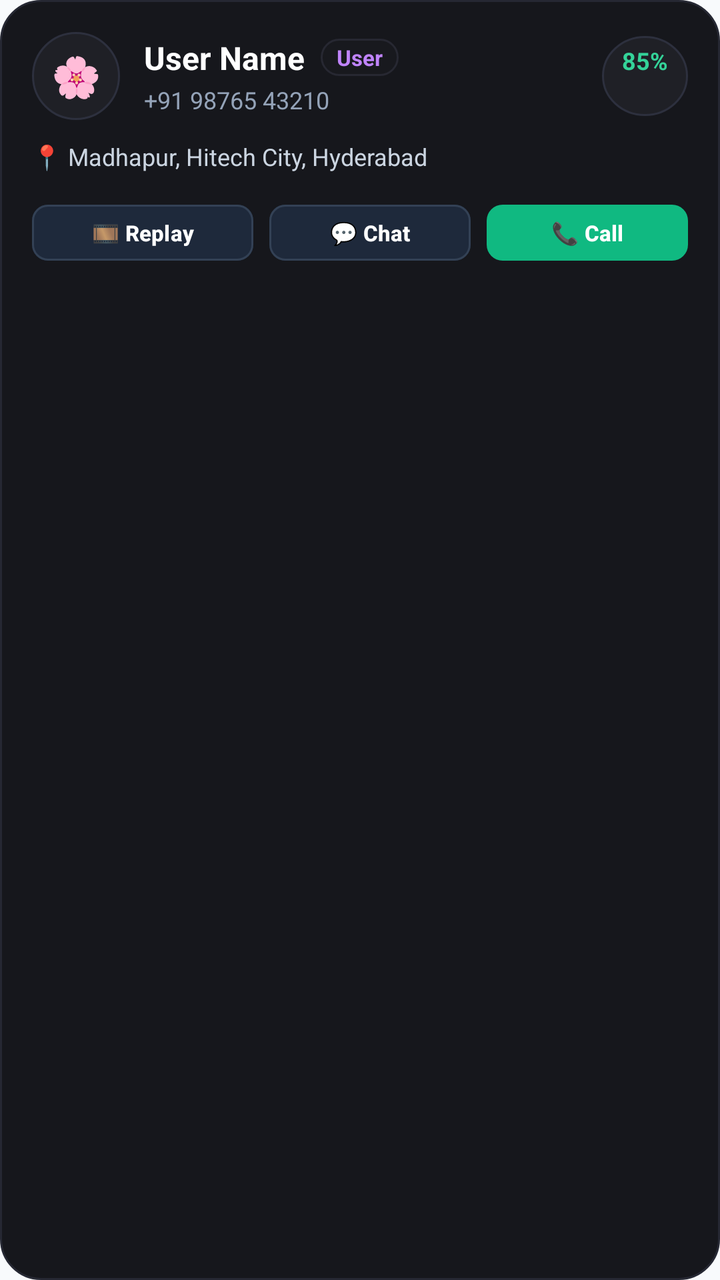
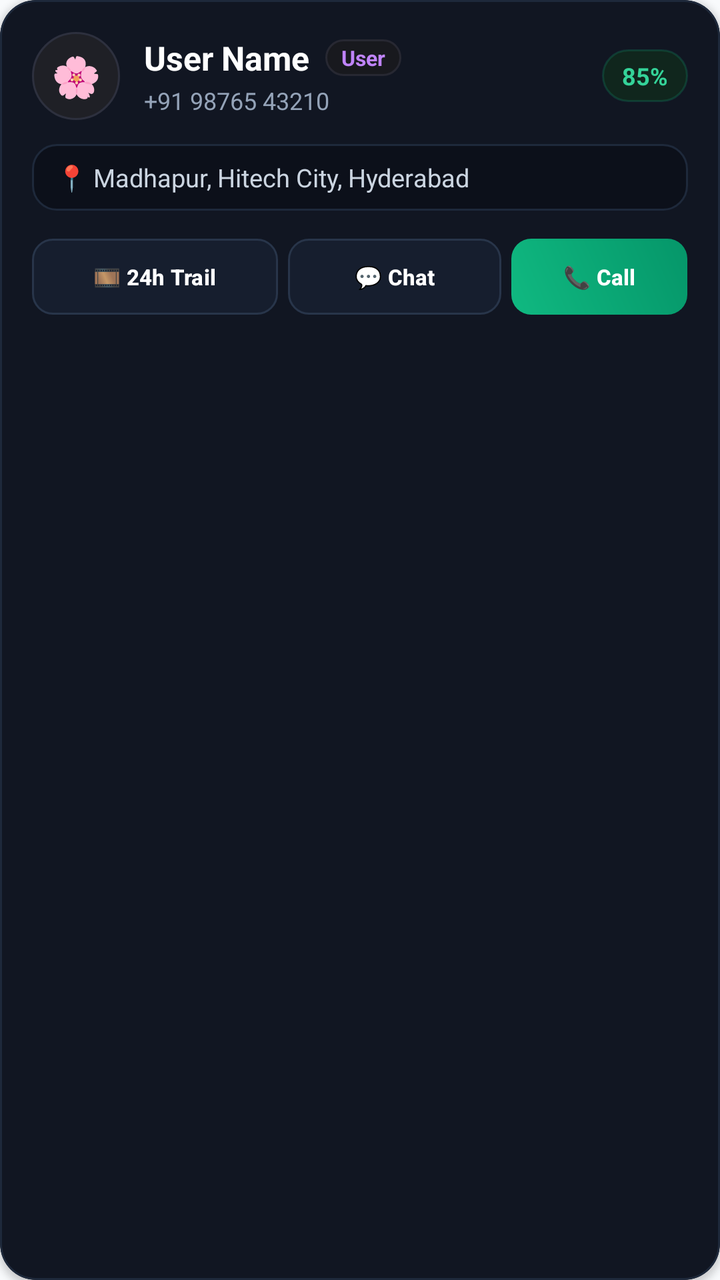

Before-and-after screenshots of an Android layout around one commit, followed by the original layout XML and the change that was made.
<!-- AndroidManifest.xml: application theme Theme.SheGuard -->
<!-- res/layout/item_admin_user_card.xml -->
<?xml version="1.0" encoding="utf-8"?>
<LinearLayout xmlns:android="http://schemas.android.com/apk/res/android"
    xmlns:app="http://schemas.android.com/apk/res-auto"
    android:layout_width="match_parent"
    android:layout_height="wrap_content"
    android:orientation="vertical"
    android:background="@drawable/bg_card_safety_dark"
    android:padding="16dp"
    android:layout_marginBottom="12dp">

    <LinearLayout
        android:layout_width="match_parent"
        android:layout_height="wrap_content"
        android:orientation="horizontal"
        android:gravity="center_vertical">

        
        <TextView
            android:id="@+id/tv_user_avatar"
            android:layout_width="44dp"
            android:layout_height="44dp"
            android:background="@drawable/bg_circle_info"
            android:gravity="center"
            android:text="🌸"
            android:textSize="20sp" />

        <LinearLayout
            android:layout_width="0dp"
            android:layout_height="wrap_content"
            android:layout_weight="1"
            android:layout_marginStart="12dp"
            android:orientation="vertical">

            <LinearLayout
                android:layout_width="wrap_content"
                android:layout_height="wrap_content"
                android:orientation="horizontal"
                android:gravity="center_vertical">

                <TextView
                    android:id="@+id/tv_admin_user_name"
                    android:layout_width="wrap_content"
                    android:layout_height="wrap_content"
                    android:text="User Name"
                    android:textColor="#FFFFFF"
                    android:textSize="16sp"
                    android:textStyle="bold" />

                <TextView
                    android:id="@+id/tv_admin_user_role_badge"
                    android:layout_width="wrap_content"
                    android:layout_height="wrap_content"
                    android:layout_marginStart="8dp"
                    android:background="@drawable/bg_monogram_badge"
                    android:paddingStart="8dp"
                    android:paddingEnd="8dp"
                    android:paddingTop="2dp"
                    android:paddingBottom="2dp"
                    android:text="User"
                    android:textColor="#C084FC"
                    android:textSize="11sp"
                    android:textStyle="bold" />
            </LinearLayout>

            <TextView
                android:id="@+id/tv_admin_user_phone"
                android:layout_width="wrap_content"
                android:layout_height="wrap_content"
                android:layout_marginTop="2dp"
                android:text="+91 98765 43210"
                android:textColor="#94A3B8"
                android:textSize="12sp" />
        </LinearLayout>

        
        <TextView
            android:id="@+id/tv_admin_user_battery"
            android:layout_width="wrap_content"
            android:layout_height="wrap_content"
            android:background="@drawable/bg_circle_info"
            android:paddingStart="10dp"
            android:paddingEnd="10dp"
            android:paddingTop="4dp"
            android:paddingBottom="4dp"
            android:text="85%"
            android:textColor="#34D399"
            android:textSize="12sp"
            android:textStyle="bold" />
    </LinearLayout>

    <TextView
        android:id="@+id/tv_admin_user_location"
        android:layout_width="wrap_content"
        android:layout_height="wrap_content"
        android:layout_marginTop="10dp"
        android:text="📍 Madhapur, Hitech City, Hyderabad"
        android:textColor="#CBD5E1"
        android:textSize="12sp" />

    
    <LinearLayout
        android:layout_width="match_parent"
        android:layout_height="wrap_content"
        android:orientation="horizontal"
        android:layout_marginTop="12dp">

        <com.google.android.material.button.MaterialButton
            android:id="@+id/btn_admin_replay"
            android:layout_width="0dp"
            android:layout_height="36dp"
            android:layout_weight="1.1"
            android:layout_marginEnd="4dp"
            android:text="🎞️ Replay"
            android:textColor="#FFFFFF"
            android:textSize="11sp"
            android:textStyle="bold"
            app:backgroundTint="#1E293B"
            app:strokeColor="#334155"
            app:strokeWidth="1dp"
            app:cornerRadius="8dp" />

        <com.google.android.material.button.MaterialButton
            android:id="@+id/btn_admin_chat"
            android:layout_width="0dp"
            android:layout_height="36dp"
            android:layout_weight="1"
            android:layout_marginStart="4dp"
            android:layout_marginEnd="4dp"
            android:text="💬 Chat"
            android:textColor="#FFFFFF"
            android:textSize="11sp"
            android:textStyle="bold"
            app:backgroundTint="#1E293B"
            app:strokeColor="#334155"
            app:strokeWidth="1dp"
            app:cornerRadius="8dp" />

        <com.google.android.material.button.MaterialButton
            android:id="@+id/btn_admin_call"
            android:layout_width="0dp"
            android:layout_height="36dp"
            android:layout_weight="1"
            android:layout_marginStart="4dp"
            android:text="📞 Call"
            android:textColor="#FFFFFF"
            android:textSize="11sp"
            android:textStyle="bold"
            app:backgroundTint="#10B981"
            app:cornerRadius="8dp" />
    </LinearLayout>
</LinearLayout>
<!-- resources referenced by this layout -->
<resources>
  <!-- drawable bg_card_safety_dark (drawable) -->
  <?xml version="1.0" encoding="utf-8"?>
  <shape xmlns:android="http://schemas.android.com/apk/res/android"
      android:shape="rectangle">
      <solid android:color="#16171C" />
      <corners android:radius="20dp" />
      <stroke
          android:width="1dp"
          android:color="#262833" />
  </shape>
  <!-- drawable bg_circle_info (drawable) -->
  <?xml version="1.0" encoding="utf-8"?>
  <shape xmlns:android="http://schemas.android.com/apk/res/android"
      android:shape="oval">
      <solid android:color="#1F2026" />
      <size
          android:width="40dp"
          android:height="40dp" />
      <stroke
          android:width="1dp"
          android:color="#2D303E" />
  </shape>
  <!-- drawable bg_monogram_badge (drawable) -->
  <?xml version="1.0" encoding="utf-8"?>
  <shape xmlns:android="http://schemas.android.com/apk/res/android"
      android:shape="rectangle">
      <solid android:color="#18191E" />
      <corners android:radius="18dp" />
      <stroke
          android:width="1dp"
          android:color="#272832" />
  </shape>
  <style name="Theme.SheGuard" parent="Base.Theme.SheGuard" />
  <style name="Base.Theme.SheGuard" parent="Theme.Material3.DayNight.NoActionBar">
          
          <item name="android:statusBarColor">@android:color/transparent</item>
          <item name="android:windowLightStatusBar">true</item>
  
          
          <item name="android:navigationBarColor">@android:color/transparent</item>
          <item name="android:windowLightNavigationBar">true</item>
  
          
          <item name="colorPrimary">@color/colorPrimary</item>
          <item name="colorPrimaryVariant">@color/colorPrimaryDark</item>
          <item name="colorSecondary">@color/colorAccent</item>
          <item name="android:windowBackground">@color/surface_background</item>
          <item name="colorSurface">@color/surface_card</item>
          <item name="colorOnSurface">@color/textColorPrimary</item>
      </style>
  <color name="colorPrimary">#FF2E93</color>
  <color name="colorPrimaryDark">#D81173</color>
  <color name="colorAccent">#10B981</color>
  <color name="surface_background">#F8FAFC</color>
  <color name="surface_card">#FFFFFF</color>
  <color name="textColorPrimary">#0F172A</color>
</resources>

<!-- the commit's change to res/layout/item_admin_user_card.xml (unified diff, before → after) -->
@@ -1,151 +1,171 @@
 <?xml version="1.0" encoding="utf-8"?>
-<LinearLayout xmlns:android="http://schemas.android.com/apk/res/android"
+<com.google.android.material.card.MaterialCardView xmlns:android="http://schemas.android.com/apk/res/android"
     xmlns:app="http://schemas.android.com/apk/res-auto"
     android:layout_width="match_parent"
     android:layout_height="wrap_content"
-    android:orientation="vertical"
-    android:background="@drawable/bg_card_safety_dark"
-    android:padding="16dp"
-    android:layout_marginBottom="12dp">
+    android:layout_marginBottom="14dp"
+    app:cardBackgroundColor="#111622"
+    app:cardCornerRadius="18dp"
+    app:cardElevation="2dp"
+    app:strokeColor="#1E293B"
+    app:strokeWidth="1dp">
 
     <LinearLayout
         android:layout_width="match_parent"
         android:layout_height="wrap_content"
-        android:orientation="horizontal"
-        android:gravity="center_vertical">
-
-        
-        <TextView
-            android:id="@+id/tv_user_avatar"
-            android:layout_width="44dp"
-            android:layout_height="44dp"
-            android:background="@drawable/bg_circle_info"
-            android:gravity="center"
-            android:text="🌸"
-            android:textSize="20sp" />
+        android:orientation="vertical"
+        android:paddingHorizontal="16dp"
+        android:paddingVertical="16dp">
 
         <LinearLayout
-            android:layout_width="0dp"
+            android:layout_width="match_parent"
             android:layout_height="wrap_content"
-            android:layout_weight="1"
-            android:layout_marginStart="12dp"
-            android:orientation="vertical">
+            android:gravity="center_vertical"
+            android:orientation="horizontal">
+
+            
+            <TextView
+                android:id="@+id/tv_user_avatar"
+                android:layout_width="44dp"
+                android:layout_height="44dp"
+                android:background="@drawable/bg_circle_info"
+                android:gravity="center"
+                android:text="🌸"
+                android:textSize="20sp" />
 
             <LinearLayout
+                android:layout_width="0dp"
+                android:layout_height="wrap_content"
+                android:layout_marginStart="12dp"
+                android:layout_weight="1"
+                android:orientation="vertical">
+
+                <LinearLayout
+                    android:layout_width="wrap_content"
+                    android:layout_height="wrap_content"
+                    android:gravity="center_vertical"
+                    android:orientation="horizontal">
+
+                    <TextView
+                        android:id="@+id/tv_admin_user_name"
+                        android:layout_width="wrap_content"
+                        android:layout_height="wrap_content"
+                        android:ellipsize="end"
+                        android:maxLines="1"
+                        android:text="User Name"
+                        android:textColor="#FFFFFF"
+                        android:textSize="16.5sp"
+                        android:textStyle="bold" />
+
+                    <TextView
+                        android:id="@+id/tv_admin_user_role_badge"
+                        android:layout_width="wrap_content"
+                        android:layout_height="wrap_content"
+                        android:layout_marginStart="8dp"
+                        android:background="@drawable/bg_monogram_badge"
+                        android:paddingHorizontal="8dp"
+                        android:paddingVertical="2dp"
+                        android:text="User"
+                        android:textColor="#C084FC"
+                        android:textSize="10.5sp"
+                        android:textStyle="bold" />
+                </LinearLayout>
+
+                <TextView
+                    android:id="@+id/tv_admin_user_phone"
+                    android:layout_width="wrap_content"
+                    android:layout_height="wrap_content"
+                    android:layout_marginTop="2dp"
+                    android:text="+91 98765 43210"
+                    android:textColor="#94A3B8"
+                    android:textSize="12sp" />
+            </LinearLayout>
+
+            
+            <TextView
+                android:id="@+id/tv_admin_user_battery"
                 android:layout_width="wrap_content"
                 android:layout_height="wrap_content"
-                android:orientation="horizontal"
-                android:gravity="center_vertical">
-
-                <TextView
-                    android:id="@+id/tv_admin_user_name"
-                    android:layout_width="wrap_content"
-                    android:layout_height="wrap_content"
-                    android:text="User Name"
-                    android:textColor="#FFFFFF"
-                    android:textSize="16sp"
-                    android:textStyle="bold" />
-
-                <TextView
-                    android:id="@+id/tv_admin_user_role_badge"
-                    android:layout_width="wrap_content"
-                    android:layout_height="wrap_content"
-                    android:layout_marginStart="8dp"
-                    android:background="@drawable/bg_monogram_badge"
-                    android:paddingStart="8dp"
-                    android:paddingEnd="8dp"
-                    android:paddingTop="2dp"
-                    android:paddingBottom="2dp"
-                    android:text="User"
-                    android:textColor="#C084FC"
-                    android:textSize="11sp"
-                    android:textStyle="bold" />
-            </LinearLayout>
-
-            <TextView
-                android:id="@+id/tv_admin_user_phone"
-                android:layout_width="wrap_content"
-                android:layout_height="wrap_content"
-                android:layout_marginTop="2dp"
-                android:text="+91 98765 43210"
-                android:textColor="#94A3B8"
-                android:textSize="12sp" />
+                android:background="@drawable/bg_guardian_badge_active"
+                android:paddingHorizontal="10dp"
+                android:paddingVertical="5dp"
+                android:text="85%"
+                android:textColor="#34D399"
+                android:textSize="12sp"
+                android:textStyle="bold" />
         </LinearLayout>
 
         
-        <TextView
-            android:id="@+id/tv_admin_user_battery"
-            android:layout_width="wrap_content"
+        <LinearLayout
+            android:layout_width="match_parent"
             android:layout_height="wrap_content"
-            android:background="@drawable/bg_circle_info"
-            android:paddingStart="10dp"
-            android:paddingEnd="10dp"
-            android:paddingTop="4dp"
-            android:paddingBottom="4dp"
-            android:text="85%"
-            android:textColor="#34D399"
-            android:textSize="12sp"
-            android:textStyle="bold" />
+            android:layout_marginTop="12dp"
+            android:background="@drawable/bg_guardian_telemetry_box"
+            android:paddingHorizontal="12dp"
+            android:paddingVertical="8dp">
+
+            <TextView
+                android:id="@+id/tv_admin_user_location"
+                android:layout_width="wrap_content"
+                android:layout_height="wrap_content"
+                android:ellipsize="end"
+                android:maxLines="1"
+                android:text="📍 Madhapur, Hitech City, Hyderabad"
+                android:textColor="#CBD5E1"
+                android:textSize="12.5sp" />
+        </LinearLayout>
+
+        
+        <LinearLayout
+            android:layout_width="match_parent"
+            android:layout_height="wrap_content"
+            android:layout_marginTop="14dp"
+            android:gravity="center_vertical"
+            android:orientation="horizontal">
+
+            <com.google.android.material.button.MaterialButton
+                android:id="@+id/btn_admin_replay"
+                android:layout_width="0dp"
+                android:layout_height="38dp"
+                android:layout_marginEnd="5dp"
+                android:layout_weight="1.15"
+                android:background="@drawable/bg_action_btn_secondary"
+                android:text="🎞️ 24h Trail"
+                android:textAllCaps="false"
+                android:textColor="#FFFFFF"
+                android:textSize="11sp"
+                android:textStyle="bold"
+                app:backgroundTint="@null"
+                app:cornerRadius="10dp" />
+
+            <com.google.android.material.button.MaterialButton
+                android:id="@+id/btn_admin_chat"
+                android:layout_width="0dp"
+                android:layout_height="38dp"
+                android:layout_marginEnd="5dp"
+                android:layout_weight="1"
+                android:background="@drawable/bg_action_btn_secondary"
+                android:text="💬 Chat"
+                android:textAllCaps="false"
+                android:textColor="#FFFFFF"
+                android:textSize="11sp"
+                android:textStyle="bold"
+                app:backgroundTint="@null"
+                app:cornerRadius="10dp" />
+
+            <com.google.android.material.button.MaterialButton
+                android:id="@+id/btn_admin_call"
+                android:layout_width="wrap_content"
+                android:layout_height="38dp"
+                android:background="@drawable/bg_action_btn_emerald"
+                android:paddingHorizontal="16dp"
+                android:text="📞 Call"
+                android:textAllCaps="false"
+                android:textColor="#FFFFFF"
+                android:textSize="11sp"
+                android:textStyle="bold"
+                app:backgroundTint="@null"
+                app:cornerRadius="10dp" />
+        </LinearLayout>
     </LinearLayout>
-
-    <TextView
-        android:id="@+id/tv_admin_user_location"
-        android:layout_width="wrap_content"
-        android:layout_height="wrap_content"
-        android:layout_marginTop="10dp"
-        android:text="📍 Madhapur, Hitech City, Hyderabad"
-        android:textColor="#CBD5E1"
-        android:textSize="12sp" />
-
-    
-    <LinearLayout
-        android:layout_width="match_parent"
-        android:layout_height="wrap_content"
-        android:orientation="horizontal"
-        android:layout_marginTop="12dp">
-
-        <com.google.android.material.button.MaterialButton
-            android:id="@+id/btn_admin_replay"
-            android:layout_width="0dp"
-            android:layout_height="36dp"
-            android:layout_weight="1.1"
-            android:layout_marginEnd="4dp"
-            android:text="🎞️ Replay"
-            android:textColor="#FFFFFF"
-            android:textSize="11sp"
-            android:textStyle="bold"
-            app:backgroundTint="#1E293B"
-            app:strokeColor="#334155"
-            app:strokeWidth="1dp"
-            app:cornerRadius="8dp" />
-
-        <com.google.android.material.button.MaterialButton
-            android:id="@+id/btn_admin_chat"
-            android:layout_width="0dp"
-            android:layout_height="36dp"
-            android:layout_weight="1"
-            android:layout_marginStart="4dp"
-            android:layout_marginEnd="4dp"
-            android:text="💬 Chat"
-            android:textColor="#FFFFFF"
-            android:textSize="11sp"
-            android:textStyle="bold"
-            app:backgroundTint="#1E293B"
-            app:strokeColor="#334155"
-            app:strokeWidth="1dp"
-            app:cornerRadius="8dp" />
-
-        <com.google.android.material.button.MaterialButton
-            android:id="@+id/btn_admin_call"
-            android:layout_width="0dp"
-            android:layout_height="36dp"
-            android:layout_weight="1"
-            android:layout_marginStart="4dp"
-            android:text="📞 Call"
-            android:textColor="#FFFFFF"
-            android:textSize="11sp"
-            android:textStyle="bold"
-            app:backgroundTint="#10B981"
-            app:cornerRadius="8dp" />
-    </LinearLayout>
-</LinearLayout>
+</com.google.android.material.card.MaterialCardView>
<!-- resource entries referenced after the edit -->
@@ -1,15 +1,34 @@
 <!-- resources referenced by this layout -->
 <resources>
-  <!-- drawable bg_card_safety_dark (drawable) -->
+  <!-- drawable bg_action_btn_emerald (drawable) -->
   <?xml version="1.0" encoding="utf-8"?>
-  <shape xmlns:android="http://schemas.android.com/apk/res/android"
-      android:shape="rectangle">
-      <solid android:color="#16171C" />
-      <corners android:radius="20dp" />
-      <stroke
-          android:width="1dp"
-          android:color="#262833" />
-  </shape>
+  <ripple xmlns:android="http://schemas.android.com/apk/res/android"
+      android:color="#30FFFFFF">
+      <item>
+          <shape android:shape="rectangle">
+              <gradient
+                  android:angle="45"
+                  android:endColor="#059669"
+                  android:startColor="#10B981"
+                  android:type="linear" />
+              <corners android:radius="10dp" />
+          </shape>
+      </item>
+  </ripple>
+  <!-- drawable bg_action_btn_secondary (drawable) -->
+  <?xml version="1.0" encoding="utf-8"?>
+  <ripple xmlns:android="http://schemas.android.com/apk/res/android"
+      android:color="#20FFFFFF">
+      <item>
+          <shape android:shape="rectangle">
+              <solid android:color="#161E2E" />
+              <stroke
+                  android:width="1dp"
+                  android:color="#28354A" />
+              <corners android:radius="10dp" />
+          </shape>
+      </item>
+  </ripple>
   <!-- drawable bg_circle_info (drawable) -->
   <?xml version="1.0" encoding="utf-8"?>
   <shape xmlns:android="http://schemas.android.com/apk/res/android"
@@ -21,6 +40,26 @@
       <stroke
           android:width="1dp"
           android:color="#2D303E" />
+  </shape>
+  <!-- drawable bg_guardian_badge_active (drawable) -->
+  <?xml version="1.0" encoding="utf-8"?>
+  <shape xmlns:android="http://schemas.android.com/apk/res/android"
+      android:shape="rectangle">
+      <solid android:color="#10261D" />
+      <corners android:radius="16dp" />
+      <stroke
+          android:width="1dp"
+          android:color="#3310B981" />
+  </shape>
+  <!-- drawable bg_guardian_telemetry_box (drawable) -->
+  <?xml version="1.0" encoding="utf-8"?>
+  <shape xmlns:android="http://schemas.android.com/apk/res/android"
+      android:shape="rectangle">
+      <solid android:color="#0C101A" />
+      <corners android:radius="12dp" />
+      <stroke
+          android:width="1dp"
+          android:color="#1E293B" />
   </shape>
   <!-- drawable bg_monogram_badge (drawable) -->
   <?xml version="1.0" encoding="utf-8"?>
